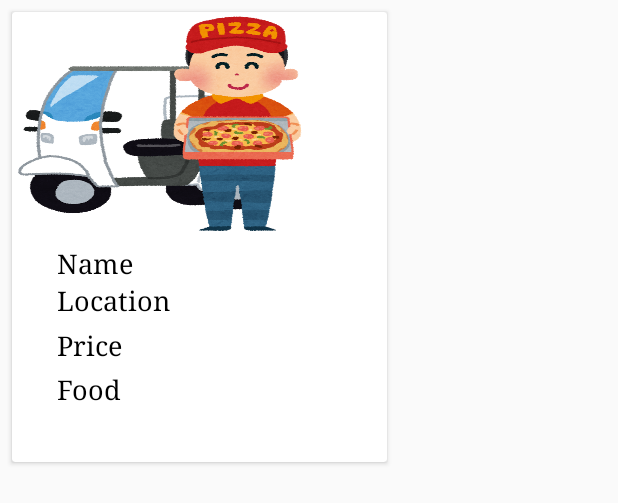
After one commit to sapkotanavin21/PizzaDelivery, an Android app: the layout layout_smallpizza.xml on its own in the app's theme, with its tools: preview values and no code run, on a phone screen of 412 x 824 dp. The commit adds this screen. Shown: the top 503 px of the screen. Run offline under Robolectric (Android 15) with nearby library versions, the phone set to English and light mode, and no system bars.

Commit message:
Adapter create for small size pizzaa

```diff
--- /dev/null
+++ b/app/src/main/res/layout/layout_smallpizza.xml
@@ -0,0 +1,70 @@
+<?xml version="1.0" encoding="utf-8"?>
+<androidx.cardview.widget.CardView xmlns:android="http://schemas.android.com/apk/res/android"
+    android:layout_width="wrap_content"
+    android:layout_height="wrap_content"
+    android:layout_margin="8dp">
+    <RelativeLayout
+        android:layout_width="250dp"
+        android:layout_height="300dp">
+
+        <ImageView
+            android:id="@+id/card1"
+            android:layout_width="200dp"
+            android:layout_height="150dp"
+            android:scaleType="fitXY"
+            android:src="@drawable/c5" />
+
+
+
+        <TextView
+            android:id="@+id/tvlocation"
+            android:fontFamily="serif"
+            android:layout_width="match_parent"
+            android:layout_height="wrap_content"
+            android:textColor="#000000"
+            android:layout_below="@+id/card1"
+            android:layout_marginLeft="30dp"
+            android:layout_marginTop="30dp"
+            android:text="Location"
+            android:textSize="18dp" />
+
+        <TextView
+            android:id="@+id/tvName"
+            android:fontFamily="serif"
+            android:layout_width="match_parent"
+            android:layout_height="wrap_content"
+            android:layout_below="@+id/card1"
+            android:layout_marginLeft="30dp"
+            android:textColor="#000000"
+            android:layout_marginTop="5dp"
+            android:text="Name"
+            android:textSize="18dp" />
+
+        <TextView
+            android:id="@+id/tvPrice"
+            android:layout_width="match_parent"
+            android:layout_height="wrap_content"
+            android:layout_below="@+id/card1"
+            android:layout_marginLeft="30dp"
+            android:layout_marginTop="60dp"
+            android:fontFamily="serif"
+            android:text="Price"
+            android:textColor="#000000"
+            android:textSize="18dp" />
+
+        <TextView
+            android:id="@+id/tvfood"
+            android:fontFamily="serif"
+            android:textSize="18dp"
+            android:textColor="#000000"
+            android:layout_width="match_parent"
+            android:layout_height="wrap_content"
+            android:layout_below="@+id/tvPrice"
+            android:layout_marginLeft="30dp"
+            android:layout_marginTop="5dp"
+            android:text="Food" />
+
+
+    </RelativeLayout>
+
+</androidx.cardview.widget.CardView>
```
Also changed, not shown: app/src/main/java/com/example/pizzadelivery/Adapter/SmallPizzaAdapter.java (+34 -34 lines), app/src/main/res/layout/activity_small_pizza.xml (added, +70 -0 lines).
